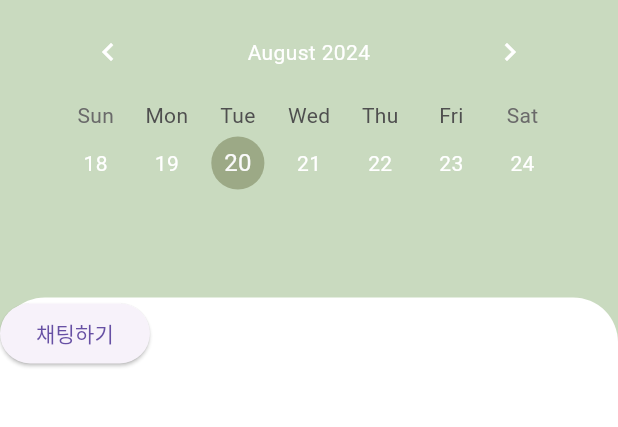
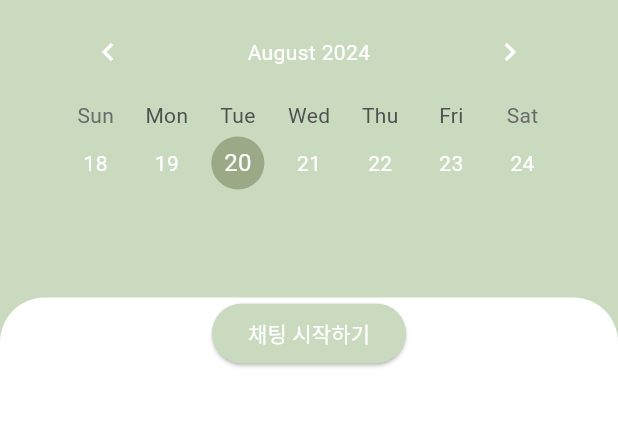
Before and after one commit to minhong1126/AIary, a Flutter app: the screen it shows after launch, on a phone screen of 412 x 824 dp, the part 80-507 px from its top. Run offline on Flutter 3.47's test engine with Material 3 defaults, Android fonts, the phone set to English and light mode, and no system bars; drawn by our look-alikes of table_calendar.

Commit message:
home - 화면 위젯 별로 파일 분리

```diff
--- a/lib/main.dart
+++ b/lib/main.dart
@@ -1,8 +1,7 @@
 import 'dart:async';
 
 import 'package:flutter/material.dart';
-import 'package:aiary/pages/home.dart';
-import 'package:aiary/pages/chat.dart';
+import 'package:aiary/pages/home/home.dart';
 
 void main() {
   runApp(const MyApp());
@@ -13,11 +12,11 @@
 
   @override
   Widget build(BuildContext context) {
-    return MaterialApp(initialRoute: '/', title: 'AIary', routes: {
-      '/': (context) => const LogoScreen(),
-      '/home': (context) => const Home(),
-      '/chat': (context) => const Chat(),
-    });
+    return const MaterialApp(
+      initialRoute: '/',
+      title: 'AIary',
+      home: LogoScreen(),
+    );
   }
 }
 
--- a/lib/pages/home.dart
+++ /dev/null
@@ -1,136 +0,0 @@
-import 'package:flutter/material.dart';
-import 'package:aiary/theme/color.dart';
-import 'package:table_calendar/table_calendar.dart';
-import 'package:aiary/pages/chat.dart';
-
-final DraggableScrollableController sheetController =
-    DraggableScrollableController();
-
-class Home extends StatelessWidget {
-  const Home({super.key});
-
-  @override
-  Widget build(BuildContext context) {
-    return MaterialApp(
-      home: Scaffold(
-        backgroundColor: color.lightGreen,
-        body: Column(
-          children: [
-            AppBar(
-              backgroundColor: color.lightGreen,
-              centerTitle: true,
-              title: Image.asset(
-                'assets/images/logo.png',
-                fit: BoxFit.contain,
-                height: 50,
-                width: 50,
-              ),
-            ),
-            Container(
-              padding: const EdgeInsets.symmetric(horizontal: 40),
-              child: const CalendarWidget(),
-            ),
-            const Expanded(
-              child:
-                  ScrollBottomWidget(), // DraggableScrollableSheet을 감싸는 Expanded 추가
-            ),
-          ],
-        ),
-      ),
-    );
-  }
-}
-
-class CalendarWidget extends StatefulWidget {
-  const CalendarWidget({super.key});
-
-  @override
-  State<CalendarWidget> createState() => CalendarWidgetState();
-}
-
-class CalendarWidgetState extends State<CalendarWidget> {
-  DateTime selectedDay = DateTime.now();
-
-  @override
-  void initState() {
-    super.initState();
-  }
-
-  @override
-  Widget build(BuildContext context) {
-    return TableCalendar(
-      firstDay: DateTime(2010),
-      lastDay: DateTime(2200),
-      focusedDay: selectedDay,
-      calendarFormat: CalendarFormat.week,
-      headerStyle: const HeaderStyle(
-        formatButtonVisible: false,
-        titleCentered: true,
-        titleTextStyle: TextStyle(color: Colors.white),
-        leftChevronIcon: Icon(Icons.chevron_left, color: Colors.white),
-        rightChevronIcon: Icon(Icons.chevron_right, color: Colors.white),
-      ),
-      calendarStyle: CalendarStyle(
-        isTodayHighlighted: selectedDay == DateTime.now(),
-        selectedDecoration: const BoxDecoration(
-          color: color.mainGreen,
-          shape: BoxShape.circle,
-        ),
-        defaultTextStyle: const TextStyle(color: Colors.white),
-        holidayTextStyle: const TextStyle(color: Colors.white),
-        weekendTextStyle: const TextStyle(color: Colors.white),
-      ),
-      selectedDayPredicate: (day) {
-        return isSameDay(selectedDay, day);
-      },
-      onDaySelected: (selectedDay, focusedDay) {
-        setState(() {
-          this.selectedDay = selectedDay;
-        });
-      },
-    );
-  }
-}
-
-class ScrollBottomWidget extends StatefulWidget {
-  const ScrollBottomWidget({super.key});
-
-  @override
-  State<StatefulWidget> createState() => ScrollBottomWidgetState();
-}
-
-class ScrollBottomWidgetState extends State<ScrollBottomWidget> {
-  @override
-  Widget build(BuildContext context) {
-    return DraggableScrollableSheet(
-        initialChildSize: 0.9,
-        minChildSize: 0.1,
-        maxChildSize: 1.0,
-        builder: (BuildContext context, ScrollController scrollController) {
-          return Container(
-            decoration: const BoxDecoration(
-              color: Colors.white,
-              borderRadius: BorderRadius.only(
-                topLeft: Radius.circular(30),
-                topRight: Radius.circular(30),
-              ),
-            ),
-            child: Column(
-              crossAxisAlignment: CrossAxisAlignment.start,
-              children: [
-                ElevatedButton(
-                    onPressed: () {
-                      setState(() {
-                        Navigator.push(
-                            context,
-                            MaterialPageRoute(
-                                builder: (context) => const Chat()));
-                      });
-                    },
-                    child: Text('채팅하기'))
-              ],
-            ),
-          );
-        });
-  }
-}
--- /dev/null
+++ b/lib/pages/home/bottomSheet.dart
@@ -0,0 +1,48 @@
+import 'package:flutter/material.dart';
+import 'package:aiary/theme/color.dart';
+import 'package:aiary/pages/chat/chat.dart';
+
+class ScrollBottomWidget extends StatefulWidget {
+  const ScrollBottomWidget({super.key});
+
+  @override
+  State<StatefulWidget> createState() => ScrollBottomWidgetState();
+}
+
+class ScrollBottomWidgetState extends State<ScrollBottomWidget> {
+  @override
+  Widget build(BuildContext context) {
+    return DraggableScrollableSheet(
+        initialChildSize: 0.9,
+        minChildSize: 0.1,
+        maxChildSize: 1.0,
+        builder: (BuildContext context, ScrollController scrollController) {
+          return Container(
+              decoration: const BoxDecoration(
+                color: color.white,
+                borderRadius: BorderRadius.only(
+                  topLeft: Radius.circular(30),
+                  topRight: Radius.circular(30),
+                ),
+              ),
+              child: Column(
+                children: [
+                  ElevatedButton(
+                      onPressed: () {
+                        setState(() {
+                          Navigator.push(
+                              context,
+                              MaterialPageRoute(
+                                  builder: (context) => const Chat()));
+                        });
+                      },
+                      style: ElevatedButton.styleFrom(
+                        foregroundColor: color.white,
+                        backgroundColor: color.lightGreen,
+                      ),
+                      child: const Text('채팅 시작하기')),
+                ],
+              ));
+        });
+  }
+}
--- /dev/null
+++ b/lib/pages/home/calendar.dart
@@ -0,0 +1,54 @@
+import 'package:table_calendar/table_calendar.dart';
+import 'package:flutter/material.dart';
+import 'package:aiary/theme/color.dart';
+
+class CalendarWidget extends StatefulWidget {
+  const CalendarWidget({super.key});
+
+  @override
+  State<CalendarWidget> createState() => CalendarWidgetState();
+}
+
+class CalendarWidgetState extends State<CalendarWidget> {
+  DateTime selectedDay = DateTime.now();
+
+  @override
+  void initState() {
+    super.initState();
+  }
+
+  @override
+  Widget build(BuildContext context) {
+    return TableCalendar(
+      firstDay: DateTime(2010),
+      lastDay: DateTime(2200),
+      focusedDay: selectedDay,
+      calendarFormat: CalendarFormat.week,
+      headerStyle: const HeaderStyle(
+        formatButtonVisible: false,
+        titleCentered: true,
+        titleTextStyle: TextStyle(color: color.white),
+        leftChevronIcon: Icon(Icons.chevron_left, color: color.white),
+        rightChevronIcon: Icon(Icons.chevron_right, color: color.white),
+      ),
+      calendarStyle: CalendarStyle(
+        isTodayHighlighted: selectedDay == DateTime.now(),
+        selectedDecoration: const BoxDecoration(
+          color: color.mainGreen,
+          shape: BoxShape.circle,
+        ),
+        defaultTextStyle: const TextStyle(color: color.white),
+        holidayTextStyle: const TextStyle(color: color.white),
+        weekendTextStyle: const TextStyle(color: color.white),
+      ),
+      selectedDayPredicate: (day) {
+        return isSameDay(selectedDay, day);
+      },
+      onDaySelected: (selectedDay, focusedDay) {
+        setState(() {
+          this.selectedDay = selectedDay;
+        });
+      },
+    );
+  }
+}
--- /dev/null
+++ b/lib/pages/home/home.dart
@@ -0,0 +1,45 @@
+import 'package:flutter/material.dart';
+import 'package:aiary/theme/color.dart';
+import 'calendar.dart';
+import 'bottomSheet.dart';
+
+class Home extends StatelessWidget {
+  const Home({super.key});
+
+  @override
+  Widget build(BuildContext context) {
+    return MaterialApp(
+      home: Scaffold(
+        backgroundColor: color.lightGreen,
+        body: Column(
+          children: [
+            appbar(),
+            Container(
+              padding: const EdgeInsets.symmetric(horizontal: 40),
+              child: const CalendarWidget(),
+            ),
+            const Expanded(
+              child: ScrollBottomWidget(),
+            ),
+          ],
+        ),
+      ),
+    );
+  }
+}
+
+class appbar extends StatelessWidget {
+  @override
+  Widget build(BuildContext context) {
+    return AppBar(
+      backgroundColor: color.lightGreen,
+      centerTitle: true,
+      title: Image.asset(
+        'assets/images/logo.png',
+        fit: BoxFit.contain,
+        height: 50,
+        width: 50,
+      ),
+    );
+  }
+}
--- a/lib/theme/color.dart
+++ b/lib/theme/color.dart
@@ -5,4 +5,5 @@ class color {
   static const mainGreen = Color(0xFF9CA986);
   static const darkGreen = Color(0xFF808D7C);
   static const darkestGreen = Color(0xFF5F6F65);
+  static const white = Colors.white;
 }
```
Also changed, not shown: lib/pages/chat/chat.dart (renamed from lib/pages/chat.dart).
